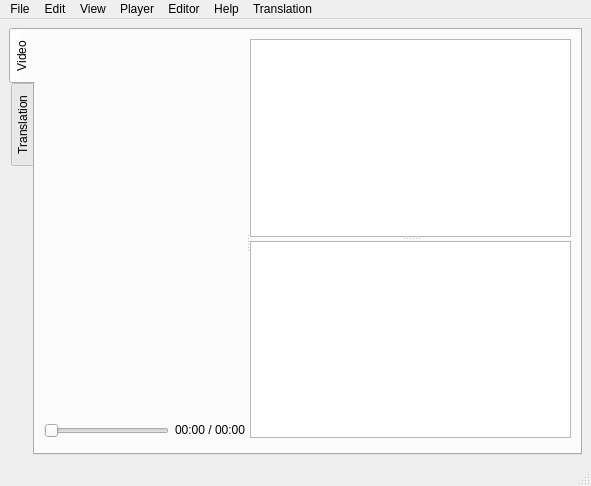
The window that tool.ui (ljn7/Vagyojaka-testing) describes before a commit, drawn with Qt 5.
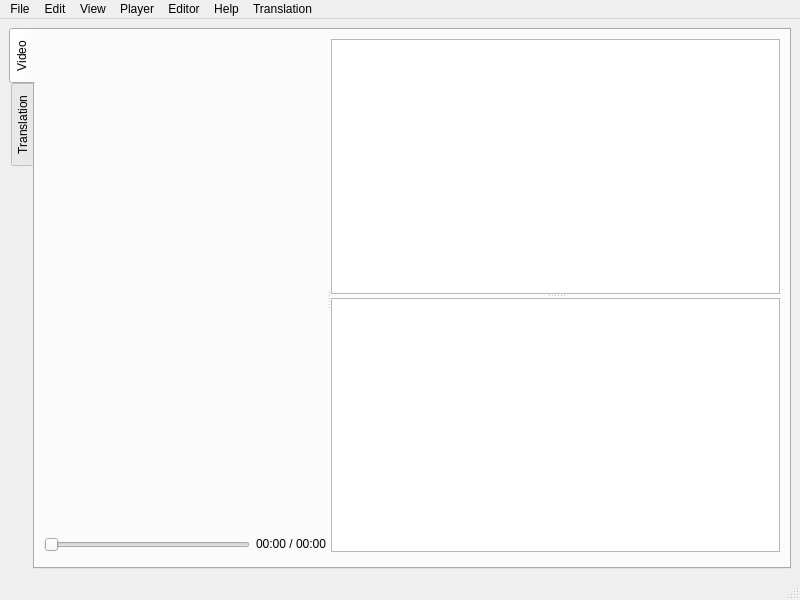
The same window after the commit. Custom widgets are drawn as their Qt base class.

Commit message: firsty sprint

The edit to the form file:
```diff
--- a/tool.ui
+++ b/tool.ui
@@ -6,8 +6,8 @@
    <rect>
     <x>0</x>
     <y>0</y>
-    <width>591</width>
-    <height>486</height>
+    <width>800</width>
+    <height>600</height>
    </rect>
   </property>
   <property name="windowTitle">
@@ -189,8 +189,8 @@
     <rect>
      <x>0</x>
      <y>0</y>
-     <width>591</width>
-     <height>22</height>
+     <width>800</width>
+     <height>23</height>
     </rect>
    </property>
    <widget class="QMenu" name="menuFile">
```
Left out of the diff: 10 changed lines with no effect on the pictures. The commit also changes 2 other files.
